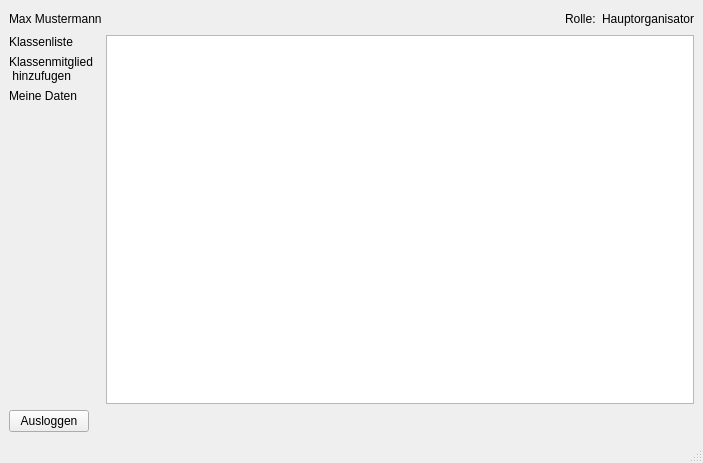
Old version of the form showklassenlisteview.ui in the repository Leon0932/se_projekt.
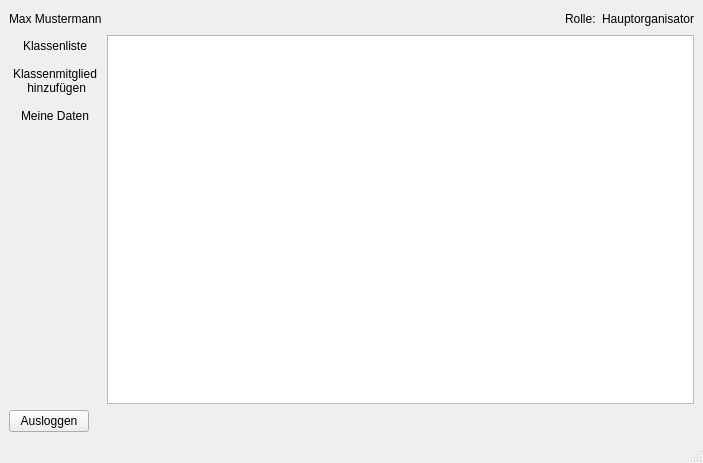
New version of the form.

Commit message: login, table

What changed in the file:
```diff
--- a/showklassenlisteview.ui
+++ b/showklassenlisteview.ui
@@ -61,34 +61,34 @@
       <item>
        <layout class="QVBoxLayout" name="verticalLayout">
         <item>
-         <widget class="QLabel" name="klassenlisteLabel">
-          <property name="focusPolicy">
-           <enum>Qt::ClickFocus</enum>
-          </property>
+         <widget class="QPushButton" name="klassenlisteBtn">
           <property name="text">
            <string>Klassenliste</string>
           </property>
+          <property name="flat">
+           <bool>true</bool>
+          </property>
          </widget>
         </item>
         <item>
-         <widget class="QLabel" name="klassenmitgliedAddenLabel">
-          <property name="focusPolicy">
-           <enum>Qt::ClickFocus</enum>
-          </property>
-          <property name="layoutDirection">
-           <enum>Qt::LeftToRight</enum>
-          </property>
+         <widget class="QPushButton" name="addKmBtn">
           <property name="text">
-           <string>Klassenmitglied  
- hinzufugen</string>
+           <string>Klassenmitglied
+ hinzufügen</string>
+          </property>
+          <property name="flat">
+           <bool>true</bool>
           </property>
          </widget>
         </item>
         <item>
-         <widget class="QLabel" name="label">
+         <widget class="QPushButton" name="meineDatenbtn">
           <property name="text">
            <string>Meine Daten</string>
           </property>
+          <property name="flat">
+           <bool>true</bool>
+          </property>
          </widget>
         </item>
         <item>
@@ -107,7 +107,7 @@
        </layout>
       </item>
       <item>
-       <widget class="QListWidget" name="listWidget"/>
+       <widget class="QTableWidget" name="tableWidget"/>
       </item>
      </layout>
     </item>
```
The commit also changes 16 other files.
